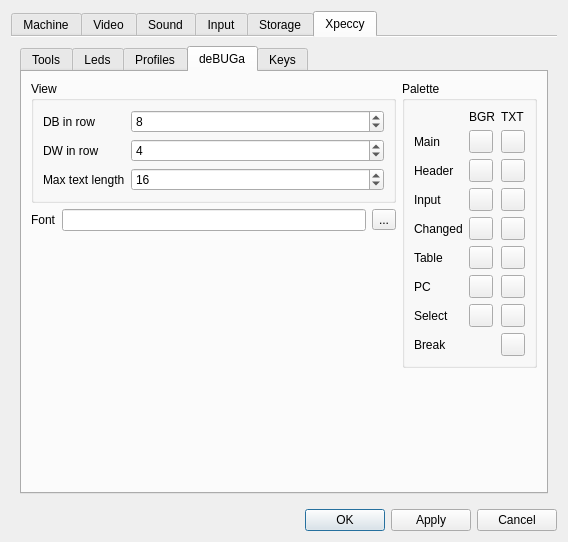
Old version of the form ui/setupwin.ui in the repository samstyle/Xpeccy.
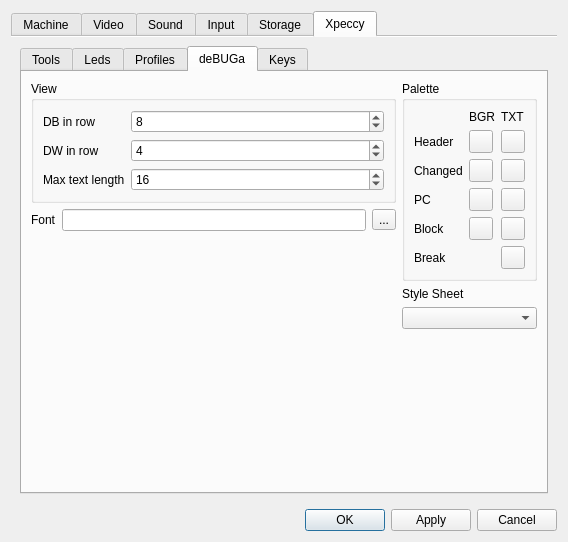
New version of the form. The open tabs and pages were chosen to show the change. Icons and pictures are not drawn. Custom widgets are drawn as their Qt base class.

The edit to the form file:
```diff
--- a/ui/setupwin.ui
+++ b/ui/setupwin.ui
@@ -3474,36 +3474,22 @@
                   <string>Palette</string>
                  </property>
                  <layout class="QGridLayout" name="gridLayout_15">
-                  <item row="4" column="0">
-                   <widget class="QLabel" name="label_45">
+                  <item row="7" column="0">
+                   <widget class="QLabel" name="label_49">
                     <property name="text">
-                     <string>Input</string>
+                     <string>Block</string>
                     </property>
                    </widget>
                   </item>
-                  <item row="9" column="0">
-                   <widget class="QLabel" name="label_48">
+                  <item row="0" column="1">
+                   <widget class="QLabel" name="label_43">
                     <property name="text">
-                     <string>PC</string>
+                     <string>BGR</string>
                     </property>
                    </widget>
                   </item>
-                  <item row="2" column="0">
-                   <widget class="QLabel" name="label_40">
-                    <property name="text">
-                     <string>Header</string>
-                    </property>
-                   </widget>
-                  </item>
-                  <item row="1" column="0">
-                   <widget class="QLabel" name="label_36">
-                    <property name="text">
-                     <string>Main</string>
-                    </property>
-                   </widget>
-                  </item>
-                  <item row="1" column="1">
-                   <widget class="QToolButton" name="tbDbgWinCol">
+                  <item row="7" column="2">
+                   <widget class="QToolButton" name="tbDbgSelFG">
                     <property name="contextMenuPolicy">
                      <enum>Qt::CustomContextMenu</enum>
                     </property>
@@ -3512,23 +3498,6 @@
                     </property>
                    </widget>
                   </item>
-                  <item row="1" column="2">
-                   <widget class="QToolButton" name="tbDbgTxtCol">
-                    <property name="contextMenuPolicy">
-                     <enum>Qt::CustomContextMenu</enum>
-                    </property>
-                    <property name="text">
-                     <string/>
-                    </property>
-                   </widget>
-                  </item>
-                  <item row="6" column="0">
-                   <widget class="QLabel" name="label_47">
-                    <property name="text">
-                     <string>Table</string>
-                    </property>
-                   </widget>
-                  </item>
                   <item row="0" column="2">
                    <widget class="QLabel" name="label_44">
                     <property name="text">
@@ -3536,7 +3505,27 @@
                     </property>
                    </widget>
                   </item>
-                  <item row="2" column="2">
+                  <item row="3" column="1">
+                   <widget class="QToolButton" name="tbDbgChaBG">
+                    <property name="contextMenuPolicy">
+                     <enum>Qt::CustomContextMenu</enum>
+                    </property>
+                    <property name="text">
+                     <string/>
+                    </property>
+                   </widget>
+                  </item>
+                  <item row="6" column="1">
+                   <widget class="QToolButton" name="tbDbgPcBG">
+                    <property name="contextMenuPolicy">
+                     <enum>Qt::CustomContextMenu</enum>
+                    </property>
+                    <property name="text">
+                     <string/>
+                    </property>
+                   </widget>
+                  </item>
+                  <item row="1" column="2">
                    <widget class="QToolButton" name="tbDbgHeadFG">
                     <property name="contextMenuPolicy">
                      <enum>Qt::CustomContextMenu</enum>
@@ -3546,14 +3535,14 @@
                     </property>
                    </widget>
                   </item>
-                  <item row="0" column="1">
-                   <widget class="QLabel" name="label_43">
+                  <item row="1" column="0">
+                   <widget class="QLabel" name="label_40">
                     <property name="text">
-                     <string>BGR</string>
+                     <string>Header</string>
                     </property>
                    </widget>
                   </item>
-                  <item row="2" column="1">
+                  <item row="1" column="1">
                    <widget class="QToolButton" name="tbDbgHeadBG">
                     <property name="contextMenuPolicy">
                      <enum>Qt::CustomContextMenu</enum>
@@ -3563,18 +3552,15 @@
                     </property>
                    </widget>
                   </item>
-                  <item row="6" column="1">
-                   <widget class="QToolButton" name="tbDbgTableBG">
-                    <property name="contextMenuPolicy">
-                     <enum>Qt::CustomContextMenu</enum>
-                    </property>
+                  <item row="6" column="0">
+                   <widget class="QLabel" name="label_48">
                     <property name="text">
-                     <string/>
+                     <string>PC</string>
                     </property>
                    </widget>
                   </item>
                   <item row="6" column="2">
-                   <widget class="QToolButton" name="tbDbgTableFG">
+                   <widget class="QToolButton" name="tbDbgPcFG">
                     <property name="contextMenuPolicy">
                      <enum>Qt::CustomContextMenu</enum>
                     </property>
@@ -3583,22 +3569,25 @@
                     </property>
                    </widget>
                   </item>
-                  <item row="10" column="0">
-                   <widget class="QLabel" name="label_49">
+                  <item row="7" column="1">
+                   <widget class="QToolButton" name="tbDbgSelBG">
+                    <property name="contextMenuPolicy">
+                     <enum>Qt::CustomContextMenu</enum>
+                    </property>
                     <property name="text">
-                     <string>Select</string>
+                     <string/>
                     </property>
                    </widget>
                   </item>
-                  <item row="11" column="0">
+                  <item row="8" column="0">
                    <widget class="QLabel" name="label_50">
                     <property name="text">
                      <string>Break</string>
                     </property>
                    </widget>
                   </item>
-                  <item row="4" column="1">
-                   <widget class="QToolButton" name="tbDbgInputBG">
+                  <item row="8" column="2">
+                   <widget class="QToolButton" name="tbDbgBrkFG">
                     <property name="contextMenuPolicy">
                      <enum>Qt::CustomContextMenu</enum>
                     </property>
@@ -3607,34 +3596,14 @@
                     </property>
                    </widget>
                   </item>
-                  <item row="4" column="2">
-                   <widget class="QToolButton" name="tbDbgInputFG">
-                    <property name="contextMenuPolicy">
-                     <enum>Qt::CustomContextMenu</enum>
-                    </property>
-                    <property name="text">
-                     <string/>
-                    </property>
-                   </widget>
-                  </item>
-                  <item row="5" column="0">
+                  <item row="3" column="0">
                    <widget class="QLabel" name="label_46">
                     <property name="text">
                      <string>Changed</string>
                     </property>
                    </widget>
                   </item>
-                  <item row="5" column="1">
-                   <widget class="QToolButton" name="tbDbgChaBG">
-                    <property name="contextMenuPolicy">
-                     <enum>Qt::CustomContextMenu</enum>
-                    </property>
-                    <property name="text">
-                     <string/>
-                    </property>
-                   </widget>
-                  </item>
-                  <item row="5" column="2">
+                  <item row="3" column="2">
                    <widget class="QToolButton" name="tbDbgChaFG">
                     <property name="contextMenuPolicy">
                      <enum>Qt::CustomContextMenu</enum>
@@ -3644,59 +3613,23 @@
                     </property>
                    </widget>
                   </item>
-                  <item row="9" column="1">
-                   <widget class="QToolButton" name="tbDbgPcBG">
-                    <property name="contextMenuPolicy">
-                     <enum>Qt::CustomContextMenu</enum>
-                    </property>
-                    <property name="text">
-                     <string/>
-                    </property>
-                   </widget>
-                  </item>
-                  <item row="9" column="2">
-                   <widget class="QToolButton" name="tbDbgPcFG">
-                    <property name="contextMenuPolicy">
-                     <enum>Qt::CustomContextMenu</enum>
-                    </property>
-                    <property name="text">
-                     <string/>
-                    </property>
-                   </widget>
-                  </item>
-                  <item row="10" column="1">
-                   <widget class="QToolButton" name="tbDbgSelBG">
-                    <property name="contextMenuPolicy">
-                     <enum>Qt::CustomContextMenu</enum>
-                    </property>
-                    <property name="text">
-                     <string/>
-                    </property>
-                   </widget>
-                  </item>
-                  <item row="10" column="2">
-                   <widget class="QToolButton" name="tbDbgSelFG">
-                    <property name="contextMenuPolicy">
-                     <enum>Qt::CustomContextMenu</enum>
-                    </property>
-                    <property name="text">
-                     <string/>
-                    </property>
-                   </widget>
-                  </item>
-                  <item row="11" column="2">
-                   <widget class="QToolButton" name="tbDbgBrkFG">
-                    <property name="contextMenuPolicy">
-                     <enum>Qt::CustomContextMenu</enum>
-                    </property>
-                    <property name="text">
-                     <string/>
-                    </property>
-                   </widget>
-                  </item>
                  </layout>
                 </widget>
                </item>
+               <item>
+                <layout class="QVBoxLayout" name="verticalLayout_25">
+                 <item>
+                  <widget class="QLabel" name="label_22">
+                   <property name="text">
+                    <string>Style Sheet</string>
+                   </property>
+                  </widget>
+                 </item>
+                 <item>
+                  <widget class="QComboBox" name="cbStyleSheet"/>
+                 </item>
+                </layout>
+               </item>
                <item>
                 <spacer name="verticalSpacer_12">
                  <property name="orientation">
```
